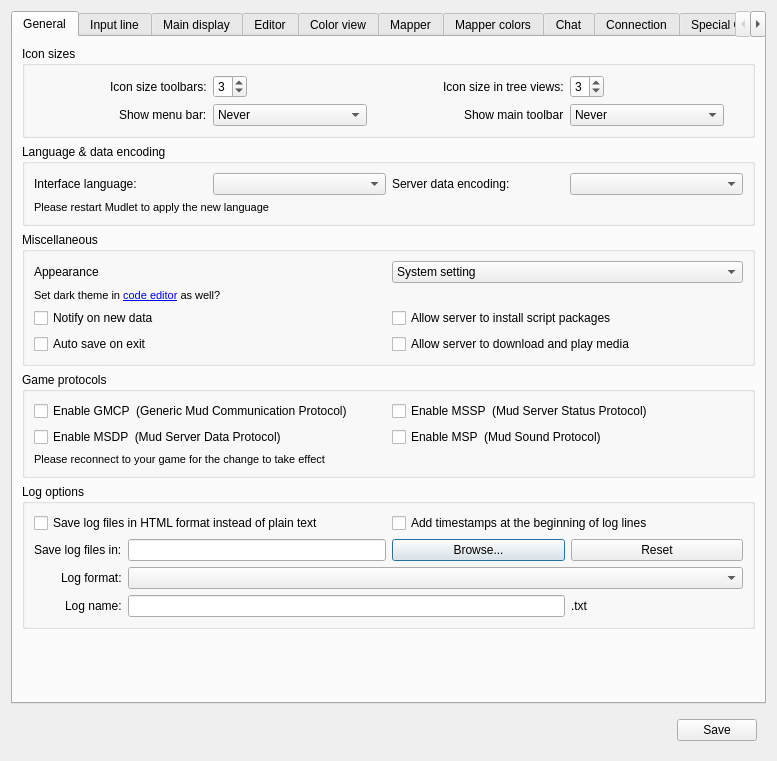
The window that src/ui/profile_preferences.ui (Mudlet/Mudlet) describes before a commit, drawn with Qt 5.
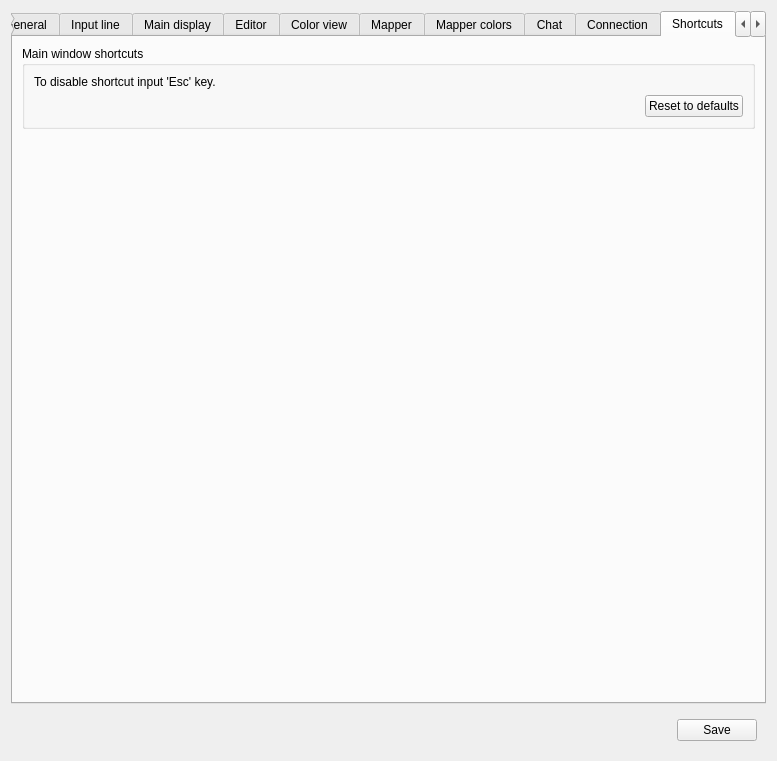
The same window after the commit. The open tabs and pages were chosen to show the change. Icons and pictures are not drawn. Custom widgets are drawn as their Qt base class.

Commit message: Add: Main window shortcuts overrides (#5704)

The edit to the form file:
```diff
--- a/src/ui/profile_preferences.ui
+++ b/src/ui/profile_preferences.ui
@@ -3340,6 +3340,74 @@
        </item>
       </layout>
      </widget>
+     <widget class="QWidget" name="tab_shortcuts">
+      <attribute name="title">
+       <string>Shortcuts</string>
+      </attribute>
+      <layout class="QGridLayout" name="gridLayout_3">
+       <item row="0" column="0">
+        <widget class="QGroupBox" name="verticalLayout_main_window_shortcuts">
+         <property name="sizePolicy">
+          <sizepolicy hsizetype="Preferred" vsizetype="Preferred">
+           <horstretch>0</horstretch>
+           <verstretch>0</verstretch>
+          </sizepolicy>
+         </property>
+         <property name="layoutDirection">
+          <enum>Qt::LeftToRight</enum>
+         </property>
+         <property name="title">
+          <string>Main window shortcuts</string>
+         </property>
+         <property name="alignment">
+          <set>Qt::AlignLeading|Qt::AlignLeft|Qt::AlignTop</set>
+         </property>
+         <layout class="QVBoxLayout" name="verticalLayout_2">
+          <property name="sizeConstraint">
+           <enum>QLayout::SetMinimumSize</enum>
+          </property>
+          <item>
+           <widget class="QLabel" name="label_shortcutsInstructions">
+            <property name="text">
+             <string>To disable shortcut input 'Esc' key.</string>
+            </property>
+            <property name="alignment">
+             <set>Qt::AlignLeading|Qt::AlignLeft|Qt::AlignTop</set>
+            </property>
+           </widget>
+          </item>
+          <item>
+           <layout class="QGridLayout" name="gridLayout_groupBox_shortcuts">
+            <property name="horizontalSpacing">
+             <number>20</number>
+            </property>
+           </layout>
+          </item>
+          <item alignment="Qt::AlignRight">
+           <widget class="QPushButton" name="pushButton_resetMainWindowShortctus">
+            <property name="text">
+             <string>Reset to defaults</string>
+            </property>
+           </widget>
+          </item>
+         </layout>
+        </widget>
+       </item>
+       <item row="1" column="0">
+        <spacer name="verticalSpacer">
+         <property name="orientation">
+          <enum>Qt::Vertical</enum>
+         </property>
+         <property name="sizeHint" stdset="0">
+          <size>
+           <width>20</width>
+           <height>40</height>
+          </size>
+         </property>
+        </spacer>
+       </item>
+      </layout>
+     </widget>
      <widget class="QWidget" name="tab_specialOptions">
       <attribute name="title">
        <string>Special Options</string>
```
The commit also changes 13 other files.
